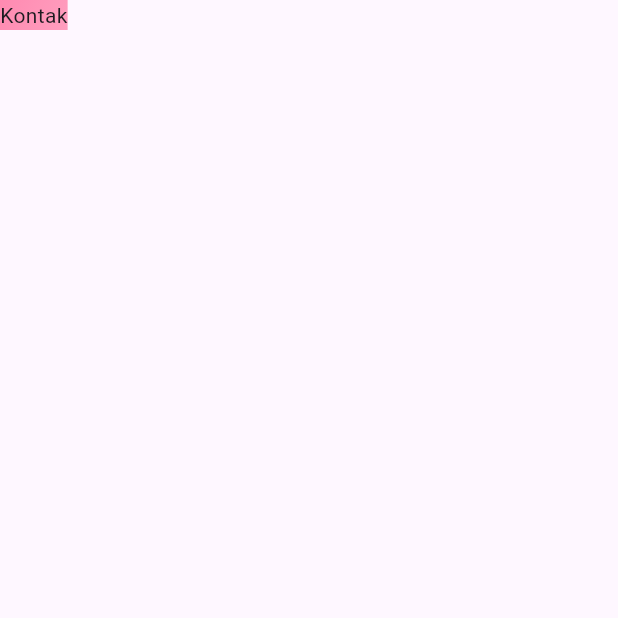
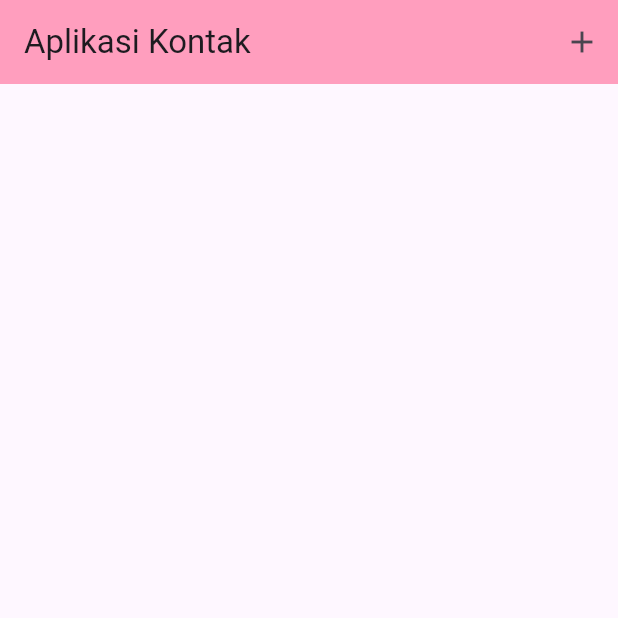
Before and after one commit to Avryzel/Latihan-Flutter, a Flutter app: the screen it shows after launch, after a tap on "Get Started", on a phone screen of 412 x 824 dp, the top half of it. Run offline on Flutter 3.47's test engine with Material 3 defaults, Android fonts, the light colour scheme and no system bars.

Commit message:
menambah appbar untuk halaman app, teks dan button pada appbar

```diff
--- a/aplikasi_kontak/lib/app_screen.dart
+++ b/aplikasi_kontak/lib/app_screen.dart
@@ -12,6 +12,17 @@ class AppScreen extends StatefulWidget {
 class _AppScreenState extends State<AppScreen> {
   @override
   Widget build(BuildContext context) {
-    return const Text('Kontak');
+    return Scaffold(
+      appBar: AppBar(
+        title: const Text('Aplikasi Kontak'),
+        backgroundColor: const Color.fromARGB(255, 255, 158, 190),
+        actions: [
+          IconButton(
+            onPressed: () {},
+            icon: const Icon(Icons.add),
+          ),
+        ],
+      ),
+    );
   }
 }
```
